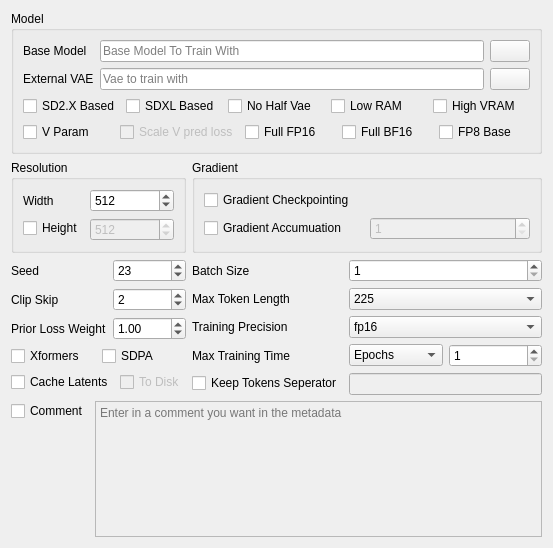
Above: ui_files/BaseUI.ui from derrian-distro/LoRA_Easy_Training_Scripts before the change. Below: the same form after it.
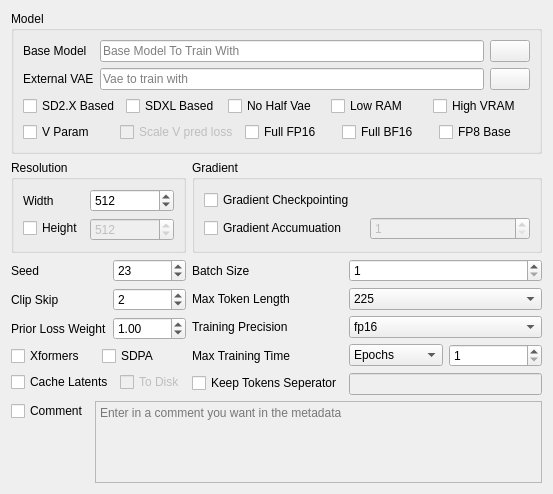
That is the form after the change. Custom widgets are drawn as their Qt base class.

Commit message: start reworking the UI templates

Diff of the .ui file:
```diff
--- a/ui_files/BaseUI.ui
+++ b/ui_files/BaseUI.ui
@@ -7,7 +7,7 @@
     <x>0</x>
     <y>0</y>
     <width>553</width>
-    <height>548</height>
+    <height>494</height>
    </rect>
   </property>
   <property name="windowTitle">
```
The commit also changes 7 other files.
